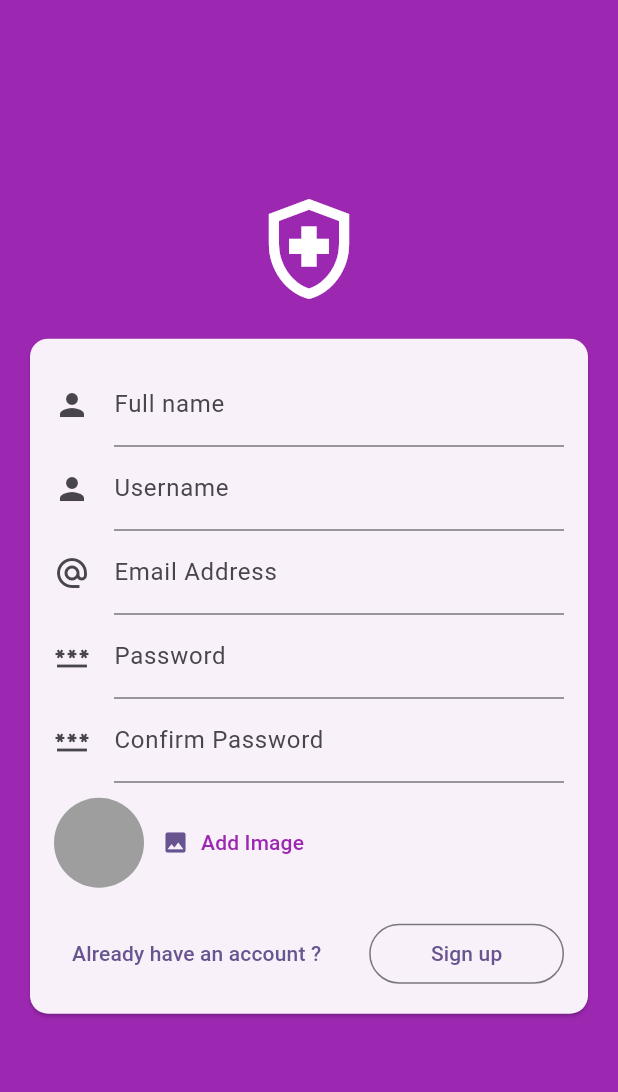
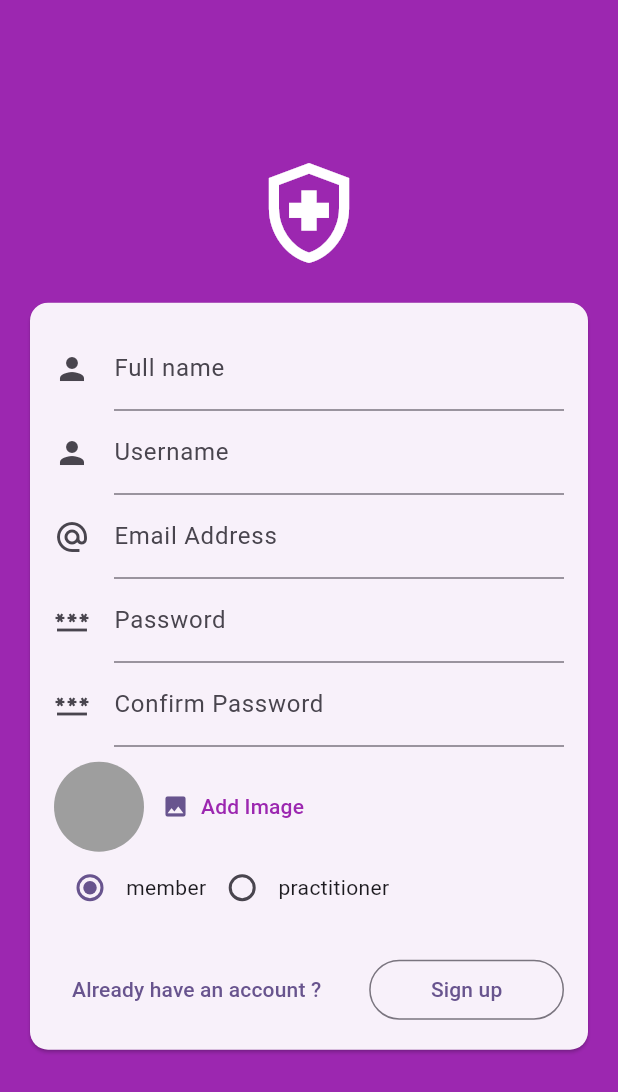
Before and after one commit to Demetre-Panjakidze/Medbooker, a Flutter app: the screen it shows after launch, after a tap on "Sign in", after a tap on "Don't have an account ?", on a phone screen of 412 x 824 dp. Shown: the top 1092 px of the screen. Run offline on Flutter 3.47's test engine with Material 2 defaults, Android fonts, the phone set to English and light mode, and no system bars; our stand-ins replace cloud_firestore, firebase_auth, firebase_core, firebase_storage, image_picker; accounts and stored records are empty.

Commit message:
added selection of roles

```diff
--- /dev/null
+++ b/lib/enums/user_roles.dart
@@ -0,0 +1,15 @@
+enum UserRole {
+  practitioner,
+  member,
+}
+
+String getRole(UserRole role) {
+  switch (role) {
+    case UserRole.member:
+      return 'member';
+    case UserRole.practitioner:
+      return 'practitioner';
+    default:
+      return 'member';
+  }
+}
--- a/lib/screens/auth.dart
+++ b/lib/screens/auth.dart
@@ -4,6 +4,7 @@ import 'package:flutter/material.dart';
 import 'package:cloud_firestore/cloud_firestore.dart';
 import 'package:firebase_storage/firebase_storage.dart';
 import 'package:firebase_auth/firebase_auth.dart';
+import 'package:medbooker/enums/user_roles.dart';
 import 'package:medbooker/widgets/user_image_picker.dart';
 
 final _firebase = FirebaseAuth.instance;
@@ -23,6 +24,7 @@ class _AuthScreenState extends State<AuthScreen> {
   var _enteredUsername = '';
   var _enteredFullName = '';
   File? _selectedImage;
+  UserRole _chosenRole = UserRole.member;
   bool _isLogin = true;
 
   void _submit() async {
@@ -91,6 +93,7 @@ class _AuthScreenState extends State<AuthScreen> {
             'Email': _enteredEmail,
             'image_url': imageUrl,
             'creation_time': DateTime.now(),
+            'role': getRole(_chosenRole),
           },
         );
       }
@@ -260,6 +263,60 @@ class _AuthScreenState extends State<AuthScreen> {
                                     ),
                                   ),
                                 ),
+                              if (!_isLogin)
+                                Row(
+                                  children: [
+                                    InkWell(
+                                      child: Row(
+                                        mainAxisSize: MainAxisSize.min,
+                                        children: [
+                                          Radio<UserRole>(
+                                            value: UserRole.member,
+                                            groupValue: _chosenRole,
+                                            onChanged: (UserRole? value) {
+                                              setState(() {
+                                                _chosenRole = UserRole.member;
+                                              });
+                                            },
+                                          ),
+                                          Text(
+                                            getRole(UserRole.member),
+                                          ),
+                                        ],
+                                      ),
+                                      onTap: () {
+                                        setState(() {
+                                          _chosenRole = UserRole.member;
+                                        });
+                                      },
+                                    ),
+                                    InkWell(
+                                      child: Row(
+                                        mainAxisSize: MainAxisSize.min,
+                                        children: [
+                                          Radio<UserRole>(
+                                            value: UserRole.practitioner,
+                                            groupValue: _chosenRole,
+                                            onChanged: (UserRole? value) {
+                                              setState(() {
+                                                _chosenRole =
+                                                    UserRole.practitioner;
+                                              });
+                                            },
+                                          ),
+                                          Text(
+                                            getRole(UserRole.practitioner),
+                                          ),
+                                        ],
+                                      ),
+                                      onTap: () {
+                                        setState(() {
+                                          _chosenRole = UserRole.practitioner;
+                                        });
+                                      },
+                                    ),
+                                  ],
+                                ),
                               Padding(
                                 padding: const EdgeInsets.only(top: 20),
                                 child: Row(
```
